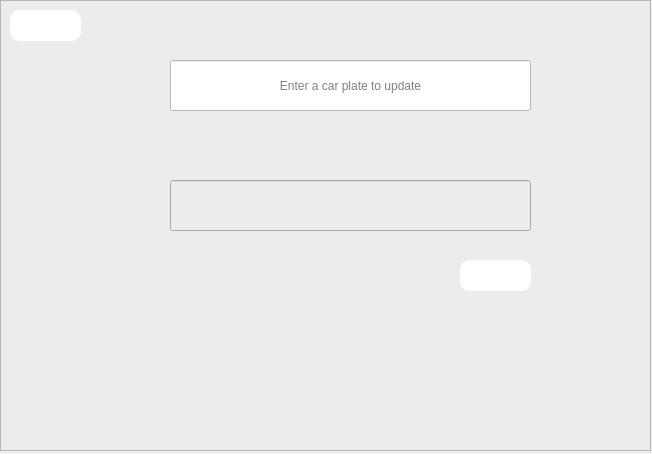
Old version of the form update.ui in the repository codydon/Automatic-Car-Plate-Recognition-System.
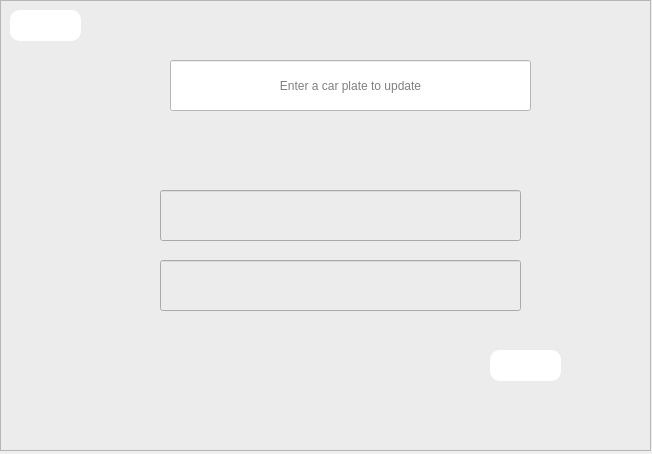
New version of the form. Icons and pictures are not drawn.

Patch:
```diff
--- a/update.ui
+++ b/update.ui
@@ -54,8 +54,8 @@
     <widget class="QPushButton" name="pushButton">
      <property name="geometry">
       <rect>
-       <x>460</x>
-       <y>260</y>
+       <x>490</x>
+       <y>350</y>
        <width>71</width>
        <height>31</height>
       </rect>
@@ -110,12 +110,53 @@
     <widget class="QLineEdit" name="lineEdit_2">
      <property name="geometry">
       <rect>
+       <x>160</x>
+       <y>260</y>
+       <width>361</width>
+       <height>51</height>
+      </rect>
+     </property>
+    </widget>
+    <widget class="QLabel" name="label">
+     <property name="geometry">
+      <rect>
        <x>170</x>
-       <y>180</y>
+       <y>130</y>
+       <width>361</width>
+       <height>21</height>
+      </rect>
+     </property>
+     <property name="styleSheet">
+      <string notr="true">font: 75 11pt &quot;Calibri&quot;;</string>
+     </property>
+     <property name="text">
+      <string/>
+     </property>
+    </widget>
+    <widget class="QLineEdit" name="lineEdit_3">
+     <property name="geometry">
+      <rect>
+       <x>160</x>
+       <y>190</y>
        <width>361</width>
        <height>51</height>
       </rect>
      </property>
+     <property name="inputMask">
+      <string notr="true"/>
+     </property>
+     <property name="text">
+      <string notr="true"/>
+     </property>
+     <property name="echoMode">
+      <enum>QLineEdit::Normal</enum>
+     </property>
+     <property name="readOnly">
+      <bool>true</bool>
+     </property>
+     <property name="clearButtonEnabled">
+      <bool>false</bool>
+     </property>
     </widget>
    </widget>
   </widget>
```
